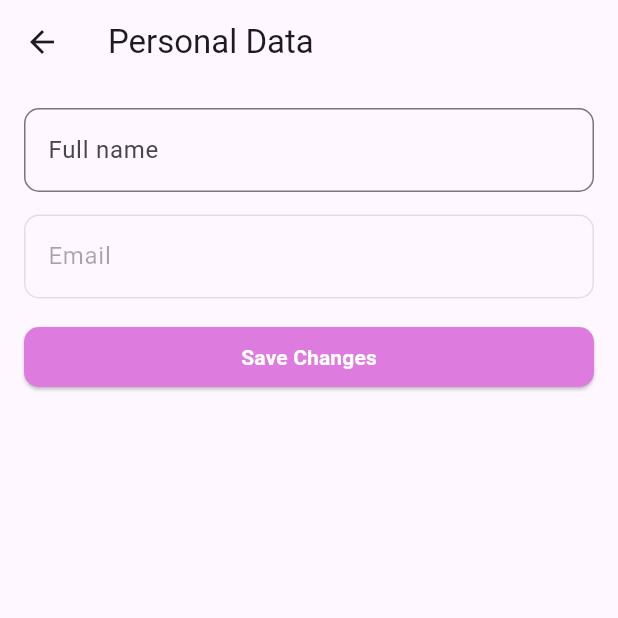
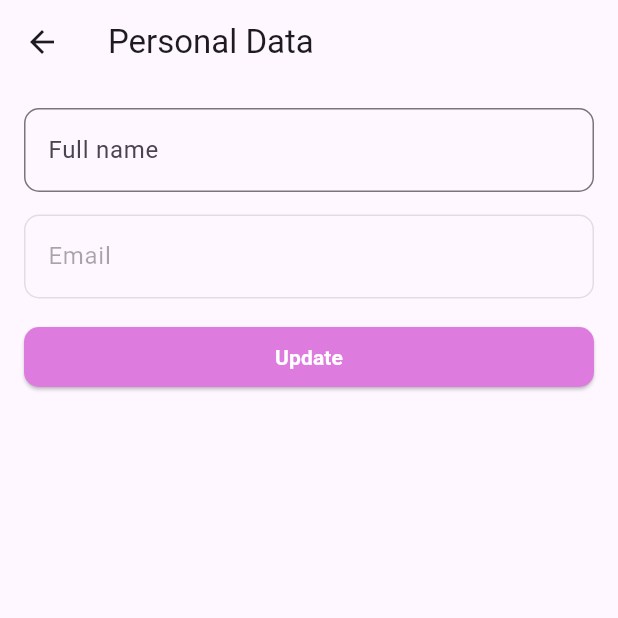
Before and after one commit to rimabenticha/Notary, a Flutter app: the screen it shows once a user with an empty profile is signed in, item 2 of the bottom bar chosen, after a tap on "Personal Data", on a phone screen of 412 x 824 dp, the top half of it. Run offline on Flutter 3.47's test engine with Material 3 defaults, Android fonts, the phone set to English and light mode, and no system bars; our stand-ins replace cloud_firestore, dartz, dio, equatable, firebase_auth, firebase_core and 7 more; accounts and stored records are empty.

Commit message:
update personal data done successfully

```diff
--- a/lib/core/utils/app_router.dart
+++ b/lib/core/utils/app_router.dart
@@ -11,6 +11,7 @@ import 'package:noteary/features/navigation_menu.dart';
 import 'package:noteary/features/notes/data/models/note_model.dart';
 import 'package:noteary/features/notes/presentation/views/new_note_screen.dart';
 import 'package:noteary/features/notes/presentation/views/note_content_screen.dart';
+import 'package:noteary/features/profile/presentation/manager/update_personal_data_cubit/update_personal_data_cubit.dart';
 import 'package:noteary/features/profile/presentation/views/contact_us_screen.dart';
 import 'package:noteary/features/profile/presentation/views/password_screen.dart';
 import 'package:noteary/features/profile/presentation/views/personal_data_screen.dart';
@@ -90,7 +91,13 @@ abstract class AppRouter {
       ),
       GoRoute(
         path: kPersonalDataScreen,
-        builder: (context, state) => const PersonalDataScreen(),
+        builder: (context, state) {
+          final updatePersonalDataCubit =
+              state.extra as UpdatePersonalDataCubit;
+          return PersonalDataScreen(
+            updatePersonalDataCubit: updatePersonalDataCubit,
+          );
+        },
       ),
       GoRoute(
         path: kPasswordScreen,
--- a/lib/core/utils/service_locator.dart
+++ b/lib/core/utils/service_locator.dart
@@ -4,6 +4,7 @@ import 'package:get_it/get_it.dart';
 import 'package:noteary/core/utils/auth_services.dart';
 import 'package:noteary/features/auth/data/repos/auth_repo_impl.dart';
 import 'package:noteary/features/notes/data/repos/notes_repo_impl.dart';
+import 'package:noteary/features/profile/data/repos/profile_repo_impl.dart';
 import 'package:uuid/uuid.dart';
 
 final getIt = GetIt.instance;
@@ -22,6 +23,8 @@ void setup() {
 
   getIt.registerSingleton<NotesRepoImpl>(NotesRepoImpl());
 
+  getIt.registerSingleton<ProfileRepoImpl>(ProfileRepoImpl());
+
   // getIt.registerSingleton<HomeRepoImpl>(
   //   //HomeRepoImpl(HomeRemoteDataSourceImpl()),
   // );
--- a/lib/features/profile/data/repos/profile_repo.dart
+++ b/lib/features/profile/data/repos/profile_repo.dart
@@ -1,6 +1,7 @@
 import 'package:dartz/dartz.dart';
+import 'package:firebase_auth/firebase_auth.dart';
 import 'package:noteary/core/errors/failure.dart';
 
 abstract class ProfileRepo {
-  Future<Either<Failure, Unit>> updatePersonalData({String? fullName});
+  Future<Either<Failure, User>> updatePersonalData({String? fullName});
 }
--- a/lib/features/profile/data/repos/profile_repo_impl.dart
+++ b/lib/features/profile/data/repos/profile_repo_impl.dart
@@ -10,7 +10,7 @@ class ProfileRepoImpl implements ProfileRepo {
   final FirebaseAuth _firebaseAuth = getIt.get<FirebaseAuth>();
 
   @override
-  Future<Either<Failure, Unit>> updatePersonalData({String? fullName}) async {
+  Future<Either<Failure, User>> updatePersonalData({String? fullName}) async {
     try {
       if (fullName != null) {
         await getIt.get<FirebaseAuth>().currentUser!.updateDisplayName(
@@ -23,7 +23,7 @@ class ProfileRepoImpl implements ProfileRepo {
           .collection('users')
           .doc(_firebaseAuth.currentUser!.uid)
           .update({'fullName': refreshedUser.displayName});
-      return right(unit);
+      return right(refreshedUser);
     } catch (e) {
       if (e is FirebaseAuthException) {
         return left(FirebaseFailure.fromFirebaseAuth(e));
--- a/lib/features/profile/presentation/manager/update_personal_data_cubit/update_personal_data_cubit.dart
+++ b/lib/features/profile/presentation/manager/update_personal_data_cubit/update_personal_data_cubit.dart
@@ -1,4 +1,5 @@
 import 'package:equatable/equatable.dart';
+import 'package:firebase_auth/firebase_auth.dart';
 import 'package:flutter_bloc/flutter_bloc.dart';
 import 'package:noteary/features/profile/data/repos/profile_repo.dart';
 
@@ -10,12 +11,12 @@ class UpdatePersonalDataCubit extends Cubit<UpdatePersonalDataState> {
 
   final ProfileRepo _profileRepo;
 
-  Future<void> updatePersonalInfo({String? fullName}) async {
+  Future<void> updatePersonalData({String? fullName}) async {
     emit(UpdatePersonalDataLoading());
     final result = await _profileRepo.updatePersonalData(fullName: fullName);
     result.fold(
       (failure) => emit(UpdatePersonalDataFailure(errMessage: failure.message)),
-      (success) => emit(UpdatePersonalDataSuccess()),
+      (user) => emit(UpdatePersonalDataSuccess(user: user)),
     );
   }
 }
--- a/lib/features/profile/presentation/manager/update_personal_data_cubit/update_personal_data_state.dart
+++ b/lib/features/profile/presentation/manager/update_personal_data_cubit/update_personal_data_state.dart
@@ -11,7 +11,10 @@ final class UpdatePersonalDataInitial extends UpdatePersonalDataState {}
 
 final class UpdatePersonalDataLoading extends UpdatePersonalDataState {}
 
-final class UpdatePersonalDataSuccess extends UpdatePersonalDataState {}
+final class UpdatePersonalDataSuccess extends UpdatePersonalDataState {
+  final User user;
+  const UpdatePersonalDataSuccess({required this.user});
+}
 
 final class UpdatePersonalDataFailure extends UpdatePersonalDataState {
   final String errMessage;
--- a/lib/features/profile/presentation/views/personal_data_screen.dart
+++ b/lib/features/profile/presentation/views/personal_data_screen.dart
@@ -1,14 +1,21 @@
 import 'package:flutter/material.dart';
+import 'package:flutter_bloc/flutter_bloc.dart';
+import 'package:noteary/features/profile/presentation/manager/update_personal_data_cubit/update_personal_data_cubit.dart';
 import 'package:noteary/features/profile/presentation/views/widgets/personal_data_screen_body.dart';
 
 class PersonalDataScreen extends StatelessWidget {
-  const PersonalDataScreen({super.key});
+  const PersonalDataScreen({super.key, required this.updatePersonalDataCubit});
+
+  final UpdatePersonalDataCubit updatePersonalDataCubit;
 
   @override
   Widget build(BuildContext context) {
-    return Scaffold(
-      appBar: AppBar(title: const Text('Personal Data')),
-      body: const PersonalDataScreenBody(),
+    return BlocProvider.value(
+      value: updatePersonalDataCubit,
+      child: Scaffold(
+        appBar: AppBar(title: const Text('Personal Data')),
+        body: const PersonalDataScreenBody(),
+      ),
     );
   }
 }
--- a/lib/features/profile/presentation/views/profile_screen.dart
+++ b/lib/features/profile/presentation/views/profile_screen.dart
@@ -1,4 +1,8 @@
 import 'package:flutter/material.dart';
+import 'package:flutter_bloc/flutter_bloc.dart';
+import 'package:noteary/core/utils/service_locator.dart';
+import 'package:noteary/features/profile/data/repos/profile_repo_impl.dart';
+import 'package:noteary/features/profile/presentation/manager/update_personal_data_cubit/update_personal_data_cubit.dart';
 import 'package:noteary/features/profile/presentation/views/widgets/profile_screen_body.dart';
 
 class ProfileScreen extends StatelessWidget {
@@ -6,9 +10,13 @@ class ProfileScreen extends StatelessWidget {
 
   @override
   Widget build(BuildContext context) {
-    return Scaffold(
-      appBar: AppBar(title: const Text('Profile')),
-      body: const ProfileScreenBody(),
+    return BlocProvider(
+      create: (context) =>
+          UpdatePersonalDataCubit(getIt.get<ProfileRepoImpl>()),
+      child: Scaffold(
+        appBar: AppBar(title: const Text('Profile')),
+        body: const ProfileScreenBody(),
+      ),
     );
   }
 }
--- a/lib/features/profile/presentation/views/widgets/header_section.dart
+++ b/lib/features/profile/presentation/views/widgets/header_section.dart
@@ -1,9 +1,11 @@
 import 'package:firebase_auth/firebase_auth.dart';
 import 'package:flutter/material.dart';
+import 'package:flutter_bloc/flutter_bloc.dart';
 import 'package:noteary/core/styles/colors.dart';
 import 'package:noteary/core/styles/styles.dart';
 import 'package:noteary/core/utils/assets.dart';
 import 'package:noteary/core/utils/service_locator.dart';
+import 'package:noteary/features/profile/presentation/manager/update_personal_data_cubit/update_personal_data_cubit.dart';
 
 class HeaderSection extends StatelessWidget {
   const HeaderSection({super.key});
@@ -20,9 +22,22 @@ class HeaderSection extends StatelessWidget {
         const SizedBox(height: 10),
         Column(
           children: [
-            Text(
-              getIt.get<FirebaseAuth>().currentUser?.displayName ?? '',
-              style: Styles.textStyle20.copyWith(fontWeight: FontWeight.w500),
+            BlocBuilder<UpdatePersonalDataCubit, UpdatePersonalDataState>(
+              builder: (context, state) {
+                String fullName = getIt
+                    .get<FirebaseAuth>()
+                    .currentUser!
+                    .displayName!;
+                if (state is UpdatePersonalDataSuccess) {
+                  fullName = state.user.displayName!;
+                }
+                return Text(
+                  fullName,
+                  style: Styles.textStyle20.copyWith(
+                    fontWeight: FontWeight.w500,
+                  ),
+                );
+              },
             ),
             Text(getIt.get<FirebaseAuth>().currentUser?.email ?? ''),
           ],
--- a/lib/features/profile/presentation/views/widgets/settings.dart
+++ b/lib/features/profile/presentation/views/widgets/settings.dart
@@ -1,7 +1,9 @@
 import 'package:flutter/material.dart';
+import 'package:flutter_bloc/flutter_bloc.dart';
 import 'package:go_router/go_router.dart';
 import 'package:noteary/core/styles/colors.dart';
 import 'package:noteary/core/utils/app_router.dart';
+import 'package:noteary/features/profile/presentation/manager/update_personal_data_cubit/update_personal_data_cubit.dart';
 import 'package:noteary/features/profile/presentation/views/widgets/settings_button.dart';
 
 class Settings extends StatelessWidget {
@@ -21,7 +23,9 @@ class Settings extends StatelessWidget {
           ),
           text: 'Personal Data',
           onPressed: () {
-            context.push(AppRouter.kPersonalDataScreen);
+            final updatePersonalDataCubit = context
+                .read<UpdatePersonalDataCubit>();
+            context.push(AppRouter.kPersonalDataScreen, extra: updatePersonalDataCubit);
           },
         ),
         SettingsButton(
```
Also changed, not shown: lib/features/profile/presentation/views/widgets/personal_data_form.dart (+48 -4 lines).
